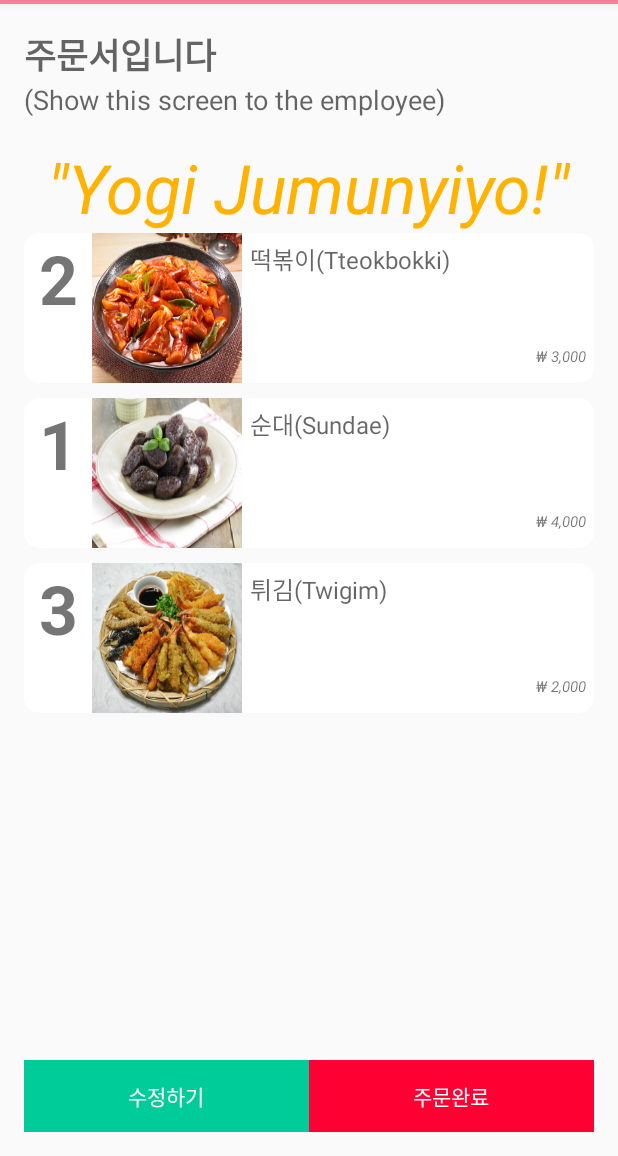
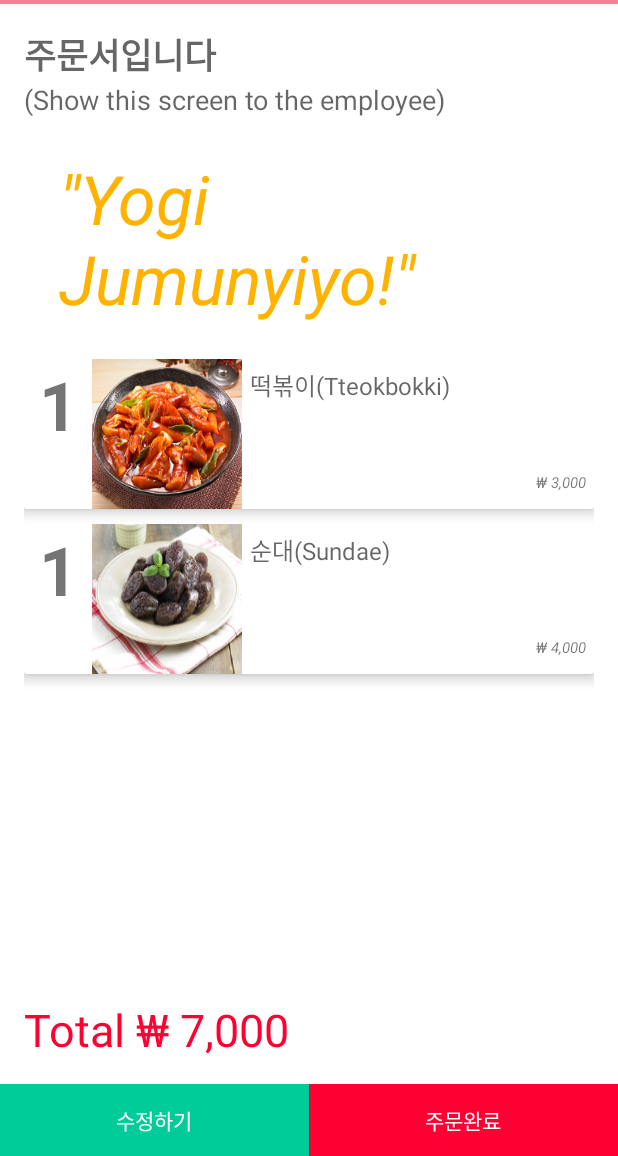
Before and after one commit to hojunyoo/HelloStranger, an Android app: the OrderSheetActivity screen opened directly, with no data from a screen before it, on a phone screen of 412 x 824 dp, the part 80-1236 px from its top. Run offline under Robolectric (Android 15) with nearby library versions, the phone set to English and light mode, and no system bars.

Commit message:
주문서 작성 레이아웃 수정 및 텍스트뷰 추가 #16
Total 추가 및 레이아웃 흰바탕.

```diff
--- a/app/src/main/java/com/example/secpc/hellostranger/activity/OrderSheetActivity.java
+++ b/app/src/main/java/com/example/secpc/hellostranger/activity/OrderSheetActivity.java
@@ -11,7 +11,7 @@ import com.example.secpc.hellostranger.R;
 
 public class OrderSheetActivity extends AppCompatActivity {
 
-    final int ORDER_SIZE = 3; // 영상용으로 보여주기 위함. 임의로 3개로 제한.
+    final int ORDER_SIZE = 2; // 영상용으로 보여주기 위함. 임의로 제한.
 
     @Override
     protected void onCreate(Bundle savedInstanceState) {
@@ -25,9 +25,8 @@ public class OrderSheetActivity extends AppCompatActivity {
 
         List<Dumy_Order> orders = new ArrayList<>();
         Dumy_Order[] order = new Dumy_Order[ORDER_SIZE];
-        order[0] = new Dumy_Order(R.drawable.dumy_tteokbokki, "떡볶이(Tteokbokki)", "2", "₩ 3,000  ");
+        order[0] = new Dumy_Order(R.drawable.dumy_tteokbokki, "떡볶이(Tteokbokki)", "1", "₩ 3,000  ");
         order[1] = new Dumy_Order(R.drawable.dumy_sundae, "순대(Sundae)", "1", "₩ 4,000  ");
-        order[2] = new Dumy_Order(R.drawable.dumy_fried_somthin, "튀김(Twigim)", "3", "₩ 2,000  ");
 
         for(int i = 0; i < ORDER_SIZE; i++) {
             orders.add(order[i]);
--- a/app/src/main/res/layout/activity_order_sheet.xml
+++ b/app/src/main/res/layout/activity_order_sheet.xml
@@ -3,9 +3,7 @@
     xmlns:tools="http://schemas.android.com/tools"
     android:layout_width="match_parent"
     android:layout_height="match_parent"
-    android:paddingBottom="@dimen/activity_vertical_margin"
-    android:paddingLeft="@dimen/activity_horizontal_margin"
-    android:paddingRight="@dimen/activity_horizontal_margin"
+    android:background="@color/white"
     android:paddingTop="@dimen/activity_vertical_margin"
     tools:context="com.example.secpc.hellostranger.activity.OrderSheetActivity">
 
@@ -13,6 +11,8 @@
         android:orientation="vertical"
         android:layout_width="match_parent"
         android:layout_height="match_parent"
+        android:paddingLeft="@dimen/activity_horizontal_margin"
+        android:paddingRight="@dimen/activity_horizontal_margin"
         android:id="@+id/linearLayout"
         android:weightSum="1"
         android:layout_alignParentRight="true"
@@ -43,6 +43,7 @@
             android:layout_marginTop="@dimen/activity_horizontal_margin"
             android:text="@string/oder_sheet_show_this_and_say"
             android:textColor="@color/colorPrimary"
+            android:layout_margin="@dimen/fab_margin"
             android:textSize="@dimen/lang_icon_size"
             android:textStyle="italic"
             android:id="@+id/textView15"
@@ -50,7 +51,7 @@
 
         <ScrollView
             android:layout_width="match_parent"
-            android:layout_height="match_parent"
+            android:layout_height="wrap_content"
             android:id="@+id/scrollView" >
 
             <android.support.v7.widget.RecyclerView
@@ -67,8 +68,28 @@
     <LinearLayout
         android:layout_width="match_parent"
         android:layout_height="wrap_content"
+        android:orientation="vertical"
         android:layout_alignBottom="@+id/linearLayout">
 
+        <LinearLayout
+            android:orientation="horizontal"
+            android:layout_width="match_parent"
+            android:layout_height="match_parent">
+
+            <TextView
+                android:layout_width="wrap_content"
+                android:layout_height="wrap_content"
+                android:text="@string/dumy_order_total"
+                android:textSize="@dimen/order_total_size"
+                android:textColor="@color/colorAccent"
+                android:layout_margin="@dimen/activity_horizontal_margin"
+                android:id="@+id/tv_order_total" />
+        </LinearLayout>
+
+        <LinearLayout
+            android:orientation="horizontal"
+            android:layout_width="match_parent"
+            android:layout_height="match_parent">
 
             <Button
                 android:text="@string/order_modify"
@@ -91,7 +112,7 @@
                 android:layout_alignParentBottom="true"
                 android:layout_toRightOf="@+id/order_modifiy_button" />
 
-
+        </LinearLayout>
 
     </LinearLayout>
 
--- a/app/src/main/res/layout/orderd_item.xml
+++ b/app/src/main/res/layout/orderd_item.xml
@@ -10,7 +10,7 @@
         android:layout_width="wrap_content"
         android:layout_height="@dimen/card_view_size"
         android:layout_gravity="center"
-        card_view:cardCornerRadius="@dimen/menu_qaunti_padding"
+        card_view:cardElevation="@dimen/card_view_padding"
         android:layout_marginBottom="@dimen/menu_qaunti_padding"
         card_view:theme="@style/Base.CardView"
         android:id="@+id/oder_cv" >
--- a/app/src/main/res/values/dimens.xml
+++ b/app/src/main/res/values/dimens.xml
@@ -12,5 +12,6 @@
     <dimen name="menu_image_size">100dp</dimen>
     <dimen name="card_view_padding">5dp</dimen>
     <dimen name="menu_qaunti_padding">10dp</dimen>
+    <dimen name="order_total_size">30dp</dimen>
     <dimen name="zero_dp">0dp</dimen>
 </resources>
--- a/app/src/main/res/values/strings.xml
+++ b/app/src/main/res/values/strings.xml
@@ -21,6 +21,7 @@
     <string name="oder_sheet_show_this_and_say">\"Yogi Jumunyiyo!\"</string>
     <string name="order_modify">수정하기</string>
     <string name="order_submit">주문완료</string>
+    <string name="dumy_order_total">Total ₩ 7,000</string>
 
     <string name="for_having_equal_width">1</string>
 
```
Lines whose indentation alone changed are shown as unchanged.
